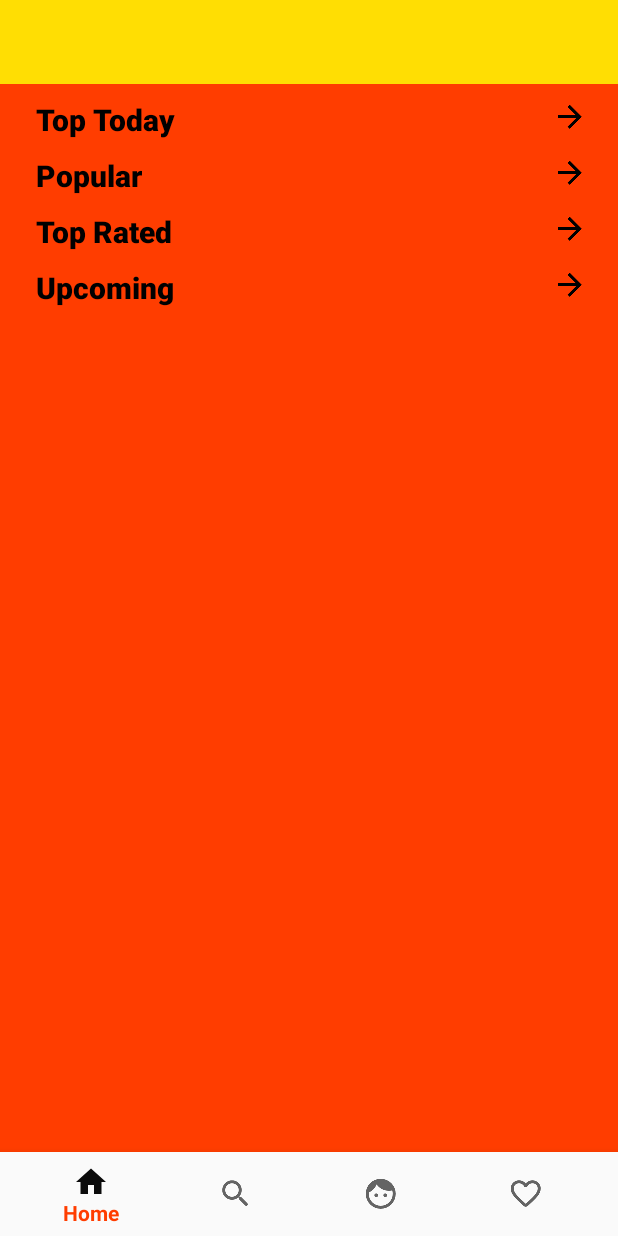
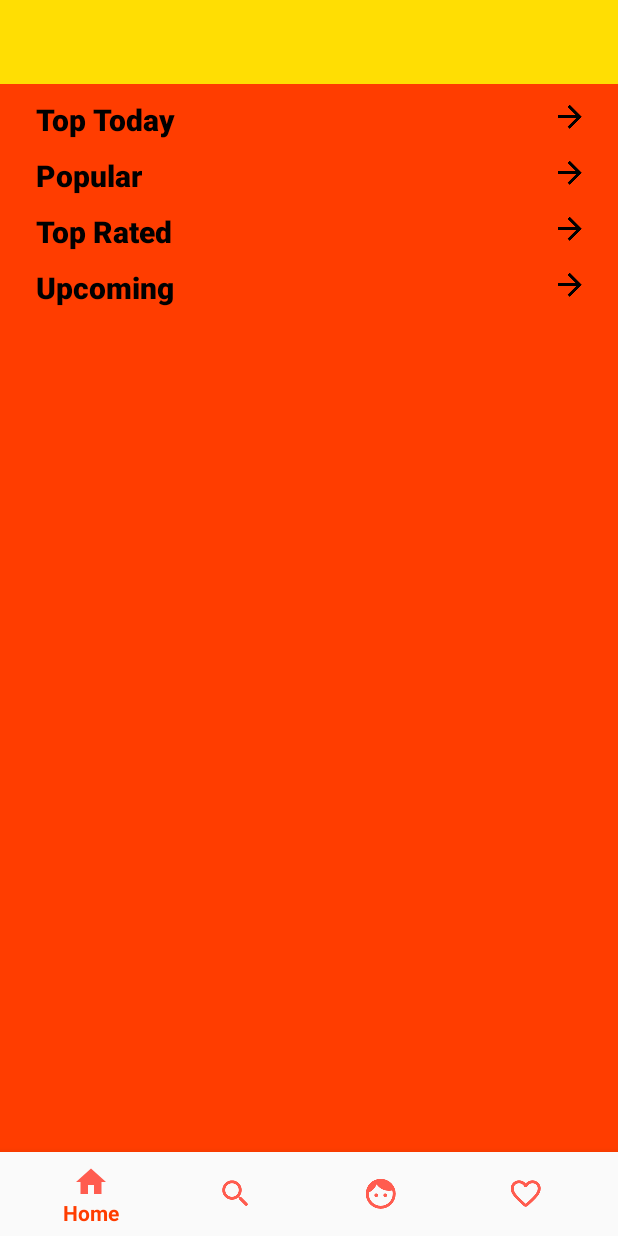
Before and after one commit to ikakooo/Final_Project_Movies, an Android app: the screen it shows after launch (MovieNavigationActivity), on a phone screen of 412 x 824 dp. Run offline under Robolectric (Android 15) with nearby library versions, the phone set to English and light mode, and no system bars; our stand-ins replace navigation-ui; pictures from the network do not load.

Commit message:
ცვლილებები დიზაინში

```diff
--- a/app/src/main/res/layout/activity_movie_navigation.xml
+++ b/app/src/main/res/layout/activity_movie_navigation.xml
@@ -16,6 +16,7 @@
         android:background="?android:attr/windowBackground"
         app:itemTextColor="#FF3D00"
         app:itemRippleColor="#607D8B"
+        app:itemIconTint="#ff5c4f"
         app:layout_constraintBottom_toBottomOf="parent"
         app:layout_constraintLeft_toLeftOf="parent"
         app:layout_constraintRight_toRightOf="parent"
```
